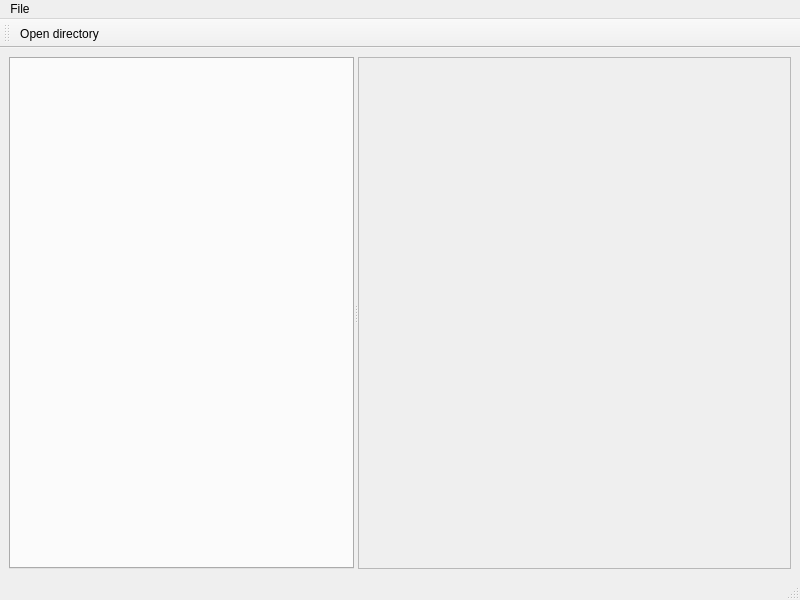
Above: data/mainwindow.ui from kwon-young/pyqt_corrector before the change. Below: the same form after it.
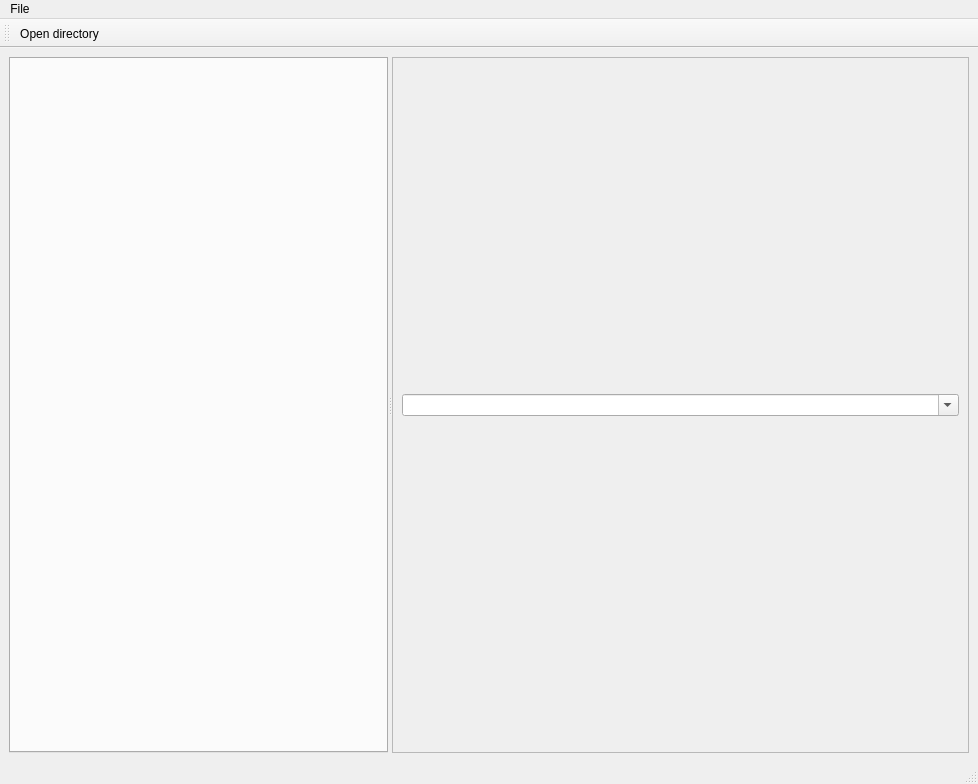
That is the form after the change.

Commit message: modify bounding box in tableview using ResizableRect, starting using combobox to modify label

The edit to the form file:
```diff
--- a/data/mainwindow.ui
+++ b/data/mainwindow.ui
@@ -6,8 +6,8 @@
    <rect>
     <x>0</x>
     <y>0</y>
-    <width>800</width>
-    <height>600</height>
+    <width>978</width>
+    <height>784</height>
    </rect>
   </property>
   <property name="windowTitle">
@@ -25,7 +25,7 @@
         <widget class="QTabWidget" name="tabWidget">
          <property name="minimumSize">
           <size>
-           <width>345</width>
+           <width>379</width>
            <height>0</height>
           </size>
          </property>
@@ -42,11 +42,19 @@
            <rect>
             <x>0</x>
             <y>0</y>
-            <width>424</width>
-            <height>477</height>
+            <width>580</width>
+            <height>679</height>
            </rect>
           </property>
-          <layout class="QGridLayout" name="gridLayout"/>
+          <layout class="QGridLayout" name="gridLayout">
+           <item row="0" column="0">
+            <widget class="QComboBox" name="comboBox">
+             <property name="editable">
+              <bool>true</bool>
+             </property>
+            </widget>
+           </item>
+          </layout>
          </widget>
         </widget>
        </widget>
@@ -60,8 +68,8 @@
     <rect>
      <x>0</x>
      <y>0</y>
-     <width>800</width>
-     <height>29</height>
+     <width>978</width>
+     <height>30</height>
     </rect>
    </property>
    <widget class="QMenu" name="menuFile">
```
The commit also changes 4 other files.
